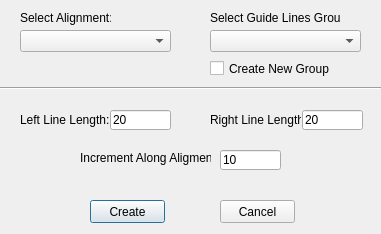
Before: the Qt Designer form Section/CreateGuideLines.ui in HakanSeven12/FreeCAD-Geomatic-Workbench, drawn with Qt 5.
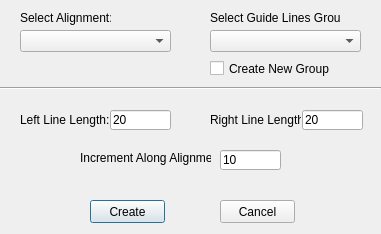
After: the same form once the commit is applied.

The edit to the form file:
```diff
--- a/Section/CreateGuideLines.ui
+++ b/Section/CreateGuideLines.ui
@@ -134,7 +134,7 @@
     </rect>
    </property>
    <property name="text">
-    <string>Increment Along Aligment:</string>
+    <string>Increment Along Alignment:</string>
    </property>
   </widget>
   <widget class="QLineEdit" name="IncrementLE">
```
